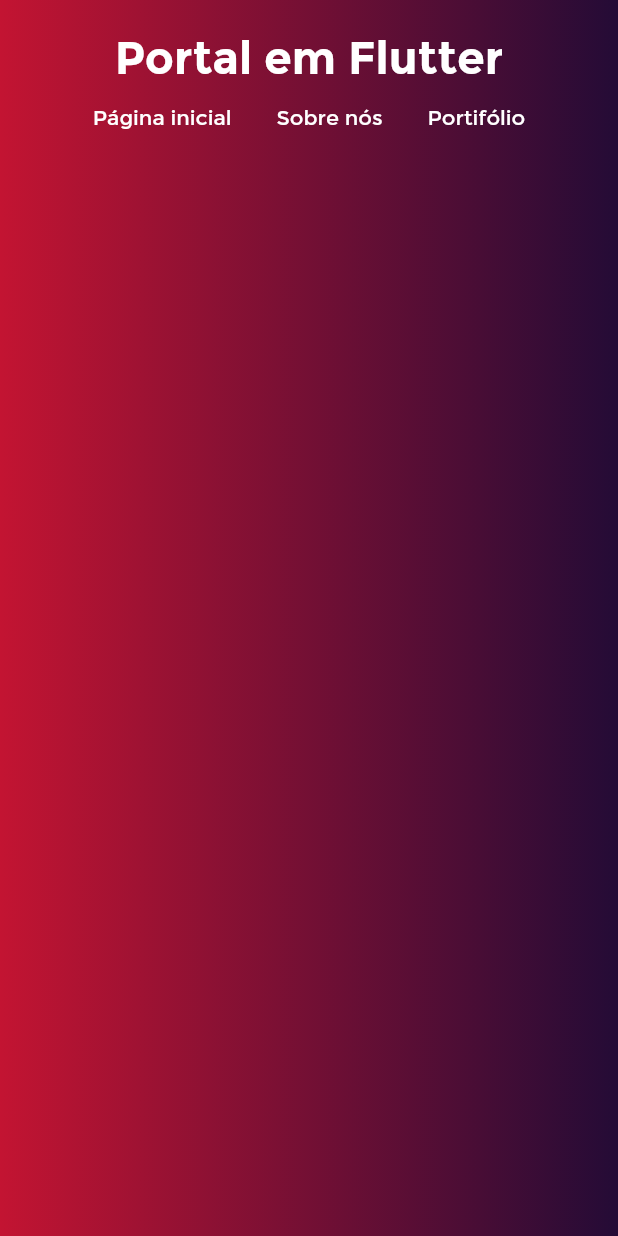
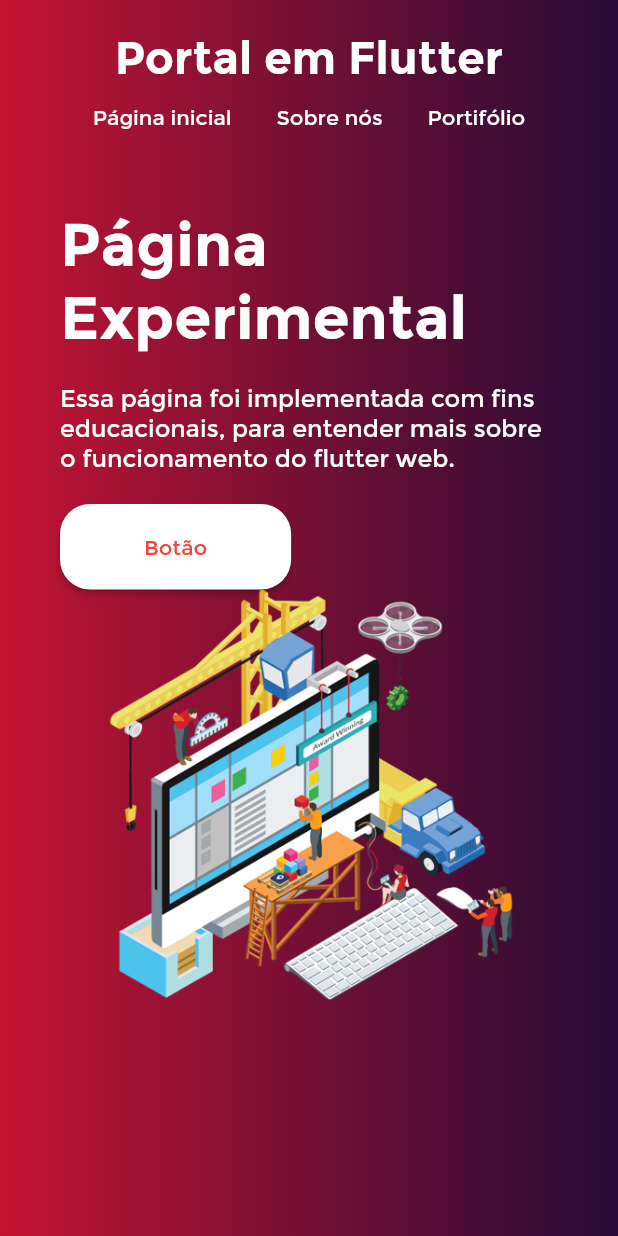
Before and after one commit to IgorGarciaCosta/PaginaInicialFLutterWeb, a Flutter app: the screen it shows after launch, on a phone screen of 412 x 824 dp. Run offline on Flutter 3.47's test engine with Material 2 defaults, Android fonts, the phone set to English and light mode, and no system bars.

Commit message:
add texto, botão e imagem no corpo da página

```diff
--- /dev/null
+++ b/lib/LandingPage/LandingPage.dart
@@ -0,0 +1,62 @@
+import 'package:flutter/material.dart';
+
+class LandingPage extends StatelessWidget {
+  List<Widget> pageChildren(double width) {
+    return <Widget>[
+      Container(
+        width:width ,
+        child: Column(
+          crossAxisAlignment: CrossAxisAlignment.start,
+          children: <Widget>[
+            Text(
+              'Página \nExperimental',
+              style: TextStyle(
+                  fontWeight: FontWeight.bold,
+                  fontSize: 40.0,
+                  color: Colors.white),
+            ),
+            Padding(
+              padding: const EdgeInsets.symmetric(vertical: 20.0),
+              child: Text(
+                "Essa página foi implementada com fins educacionais, para entender mais sobre o funcionamento do flutter web.",
+                style: TextStyle(fontSize: 16.0, color: Colors.white),
+              ),
+            ),
+            MaterialButton(
+                color: Colors.white,
+                shape: RoundedRectangleBorder(
+                    borderRadius: BorderRadius.all(Radius.circular(20.0))),
+                onPressed: () {},
+                child: Padding(
+                  padding: const EdgeInsets.symmetric(
+                      vertical: 20.0, horizontal: 40.0),
+                  child: Text(
+                    "Botão",
+                    style: TextStyle(color: Colors.red),
+                  ),
+                ))
+          ],
+        ),
+      ),
+      Image.asset("assets/images/lp_image.png", width: width),
+    ];
+  }
+
+  @override
+  Widget build(BuildContext context) {
+    return LayoutBuilder(
+      builder: (context, constraints) {
+        if (constraints.maxWidth > 800) {
+          return Row(
+            mainAxisAlignment: MainAxisAlignment.center,
+            children: pageChildren(constraints.biggest.width/2),
+          );
+        } else {
+          return Column(
+            children: pageChildren(constraints.biggest.width),
+          );
+        }
+      },
+    );
+  }
+}
--- a/lib/Navbar/Navbar.dart
+++ b/lib/Navbar/Navbar.dart
@@ -23,7 +23,7 @@ class DesktopNavbar extends StatelessWidget {
     return Padding(
       padding: const EdgeInsets.symmetric(vertical: 20, horizontal: 40),
       child: Container(
-        constraints: BoxConstraints(maxWidth: 1500),
+        //constraints: BoxConstraints(maxWidth: 1500),
         child: Row(
           mainAxisAlignment: MainAxisAlignment.spaceBetween,
           children: <Widget>[
--- a/lib/main.dart
+++ b/lib/main.dart
@@ -1,4 +1,5 @@
 import 'package:flutter/material.dart';
+import 'package:test_app/LandingPage/LandingPage.dart';
 import 'package:test_app/navbar/Navbar.dart';
 
 void main() {
@@ -33,6 +34,11 @@ class MyHomePage extends StatelessWidget {
         child: Column(
           children: <Widget>[
             Navbar(),
+            Padding(
+              padding: const EdgeInsets.symmetric(vertical: 20.0, horizontal:40.0),
+              child: LandingPage(),
+            )
+
           ],
         ),
       ),
```
